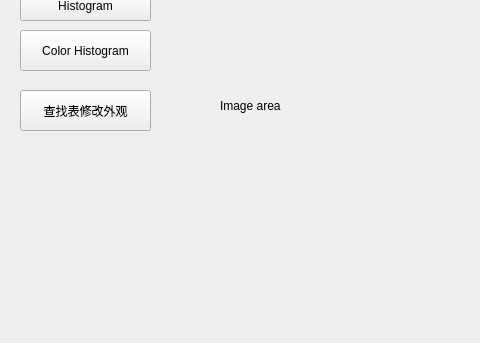
Old version of the form Chapter 04/UsingHistogram/mainwindow.ui in the repository bigfool/opencv-2-cookbook-src; both pictures show x 0 to 480 and y 107 to 450 of the 678 by 450 pixel window.
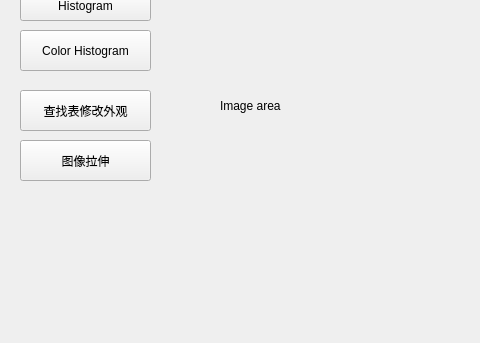
New version of the form.

Commit message: 完成用查找表拉伸图片的功能

```diff
--- a/Chapter 04/UsingHistogram/mainwindow.ui
+++ b/Chapter 04/UsingHistogram/mainwindow.ui
@@ -79,6 +79,19 @@
      <string>查找表修改外观</string>
     </property>
    </widget>
+   <widget class="QPushButton" name="stretchButton">
+    <property name="geometry">
+     <rect>
+      <x>20</x>
+      <y>230</y>
+      <width>131</width>
+      <height>41</height>
+     </rect>
+    </property>
+    <property name="text">
+     <string>图像拉伸</string>
+    </property>
+   </widget>
   </widget>
   <widget class="QMenuBar" name="menuBar">
    <property name="geometry">
```
The commit also changes 8 other files.
